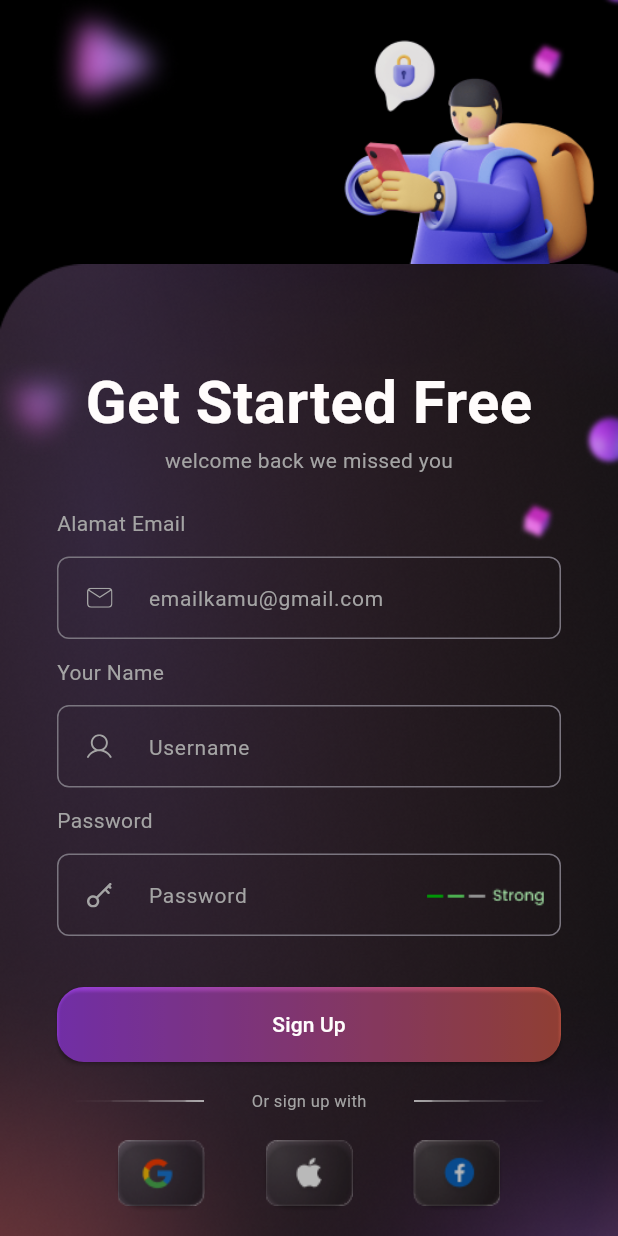
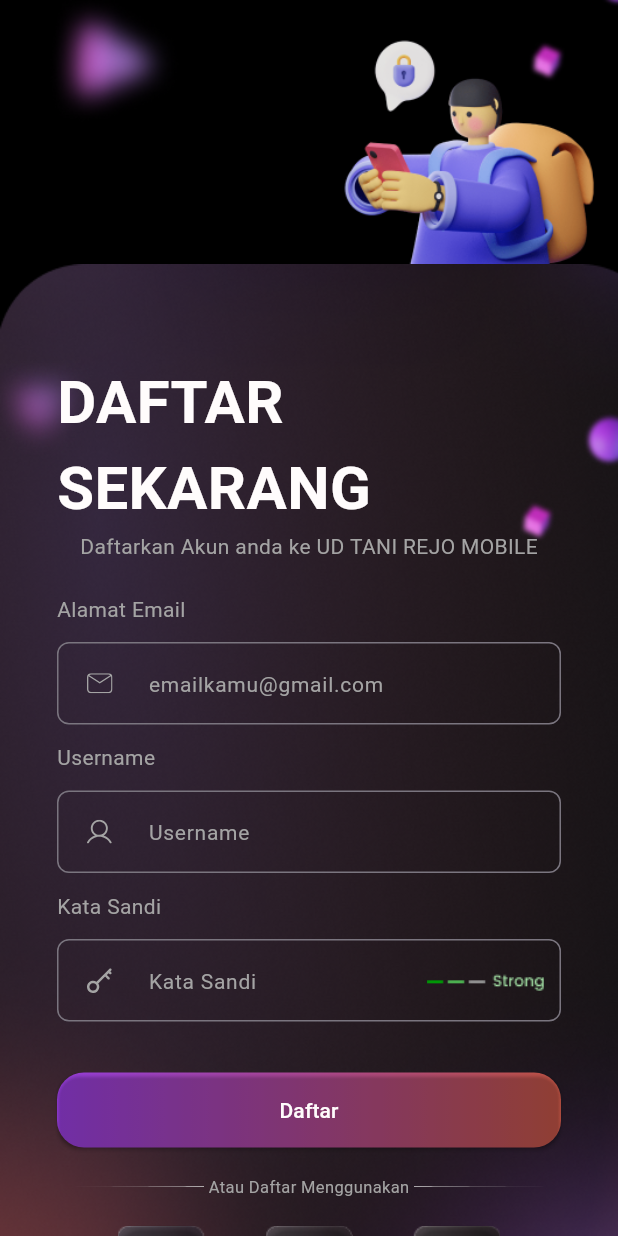
Before and after one commit to rizkypradika/ud-tani-rejo-mobile, a Flutter app: the RegisterPage screen opened directly, on a phone screen of 412 x 824 dp. Run offline on Flutter 3.47's test engine with Material 3 defaults, Android fonts, the phone set to English and light mode, and no system bars; our stand-ins replace flutter_svg, ionicons.

Commit message:
Add Routing Register to Login (New User Interface)

```diff
--- a/lib/login_page/pages/register_page.dart
+++ b/lib/login_page/pages/register_page.dart
@@ -4,6 +4,7 @@ import 'package:project_mobile/login_page/components/button_sosmed.dart';
 import 'package:project_mobile/login_page/components/text_field_component.dart';
 import 'package:project_mobile/login_page/components/utils.dart';
 import 'package:flutter_svg/flutter_svg.dart';
+import 'package:project_mobile/login_page/pages/login_page.dart';
 
 class RegisterPage extends StatelessWidget {
   const RegisterPage({super.key});
@@ -33,7 +34,7 @@ class RegisterPage extends StatelessWidget {
               const SizedBox(height: 240.0),
               Center(
                 child: Text(
-                  "Get Started Free",
+                  "DAFTAR SEKARANG",
                   style: TextStyle(
                     fontSize: 40,
                     color: clWhite,
@@ -43,7 +44,7 @@ class RegisterPage extends StatelessWidget {
               ),
               Center(
                 child: Text(
-                  "welcome back we missed you",
+                  "Daftarkan Akun anda ke UD TANI REJO MOBILE",
                   style: TextStyle(
                     fontSize: 14,
                     color: clGrey,
@@ -67,7 +68,7 @@ class RegisterPage extends StatelessWidget {
                 ),
               ),
               Text(
-                "Your Name",
+                "Username",
                 style: TextStyle(
                   fontSize: 14,
                   color: clGrey,
@@ -82,7 +83,7 @@ class RegisterPage extends StatelessWidget {
                 ),
               ),
               Text(
-                "Password",
+                "Kata Sandi",
                 style: TextStyle(
                   fontSize: 14,
                   color: clGrey,
@@ -93,7 +94,7 @@ class RegisterPage extends StatelessWidget {
                 margin: const EdgeInsets.symmetric(vertical: 12),
                 child: TextField(
                   decoration: InputDecoration(
-                    hintText: "Password",
+                    hintText: "Kata Sandi",
                     hintStyle: TextStyle(
                       fontSize: 14,
                       color: clGrey,
@@ -121,7 +122,35 @@ class RegisterPage extends StatelessWidget {
                 ),
               ),
               const SizedBox(height: 22),
-              ButtonLarge(title: "Sign Up", onPressed: () {}),
+              ButtonLarge(
+                title: "Daftar",
+                onPressed: () {
+                  // Navigasi ke halaman LoginPage dengan animasi
+                  Navigator.push(
+                    context,
+                    PageRouteBuilder(
+                      transitionDuration:
+                          Duration(milliseconds: 500), // Durasi animasi
+                      transitionsBuilder:
+                          (context, animation, secondaryAnimation, child) {
+                        const begin = Offset(1.0, 0.0);
+                        const end = Offset.zero;
+                        const curve = Curves.ease;
+
+                        var tween = Tween(begin: begin, end: end)
+                            .chain(CurveTween(curve: curve));
+
+                        return SlideTransition(
+                          position: animation.drive(tween),
+                          child: child,
+                        );
+                      },
+                      pageBuilder: (context, animation, secondaryAnimation) =>
+                          LoginPage(),
+                    ),
+                  );
+                },
+              ),
               const SizedBox(height: 18),
               Row(
                 mainAxisAlignment: MainAxisAlignment.spaceBetween,
@@ -131,7 +160,7 @@ class RegisterPage extends StatelessWidget {
                     child: Image.asset("assets/images/line_left.png"),
                   ),
                   Text(
-                    "Or sign up with",
+                    "Atau Daftar Menggunakan",
                     style: TextStyle(
                       fontSize: 11,
                       color: clGrey,
```
